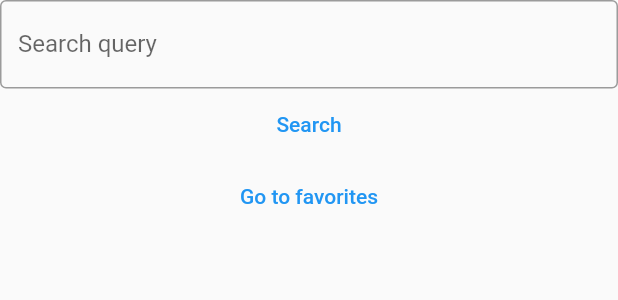
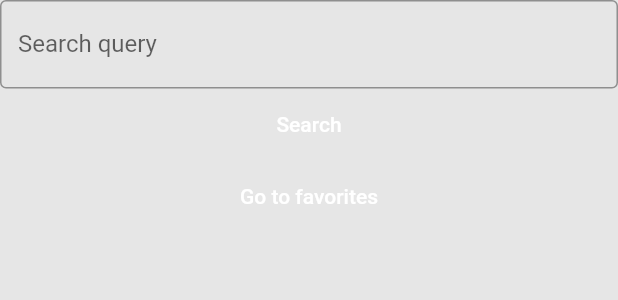
Before and after one commit to AnnaBersh/github_repos_multithread, a Flutter app: the ListViewWithSearch widget shown alone on an empty page, opened directly with empty values, on a phone screen of 412 x 824 dp. Shown: the top 300 px of the screen. Run offline on Flutter 3.47's test engine with Material 2 defaults, Android fonts, the phone set to English and light mode, and no system bars; our stand-ins replace either_dart, flutter_bloc, fluttertoast, get_it, hive, hive_flutter; missing offline and left inert: loadmore; accounts and stored records are empty; Roboto replaces fonts that are missing (Indie Flower).

Commit message:
Add constants and theme

```diff
--- /dev/null
+++ b/lib/constants/palette.dart
@@ -0,0 +1,21 @@
+import 'package:flutter/material.dart';
+
+/*
+   100% — FF, 95% — F2, 90% — E6, 85% — D9, 80% — CC, 75% — BF, 70% — B3
+   65% — A6, 60% — 99, 55% — 8C, 50% — 80, 45% — 73, 40% — 66, 35% — 59,
+   30% — 4D, 25% — 40, 20% — 33, 15% — 26, 10% — 1A, 5% — 0D, 0% — 00
+*/
+
+class Palette {
+  Palette._();
+
+  static const Color black = Colors.black;
+  static const Color textGray80 = Color(0xcc404040);
+  static const Color white = Colors.white;
+  static const Color transparent = Colors.transparent;
+  static const Color background = Color(0xffE6E6E6);
+  static const Color mainGreen = Color(0xff3AA7A4);
+  static const Color greenBlue = Color(0x8059F3EF);
+  static const Color lightBlue = Color(0xff4594FA);
+  static const Color accentPink15 = Color(0x26FF4387);
+}
--- a/lib/ui/favorites/widgets/favorites_list.dart
+++ b/lib/ui/favorites/widgets/favorites_list.dart
@@ -17,7 +17,7 @@ class FavoritesList extends StatelessWidget {
           return ListTile(
             title: Text(repo.name),
             subtitle: Text(repo.htmlUrl),
-            trailing: const IconButton(onPressed: null, icon: Icon(Icons.favorite)),
+            trailing: const IconButton(onPressed: null, icon: Icon(Icons.favorite, color: Colors.lightBlue,)),
             onTap: () {
               context.read<FavoritesCubit>().removeFromFavorites(repo);
             },
```
Also changed, not shown: lib/constants/styles.dart (added, +16 -0 lines), lib/constants/theme.dart (added, +37 -0 lines), lib/main.dart (+4 -4 lines), lib/ui/repos_list/widgets/list_view_with_search.dart (+10 -2 lines), pubspec.yaml (+4 -18 lines).
